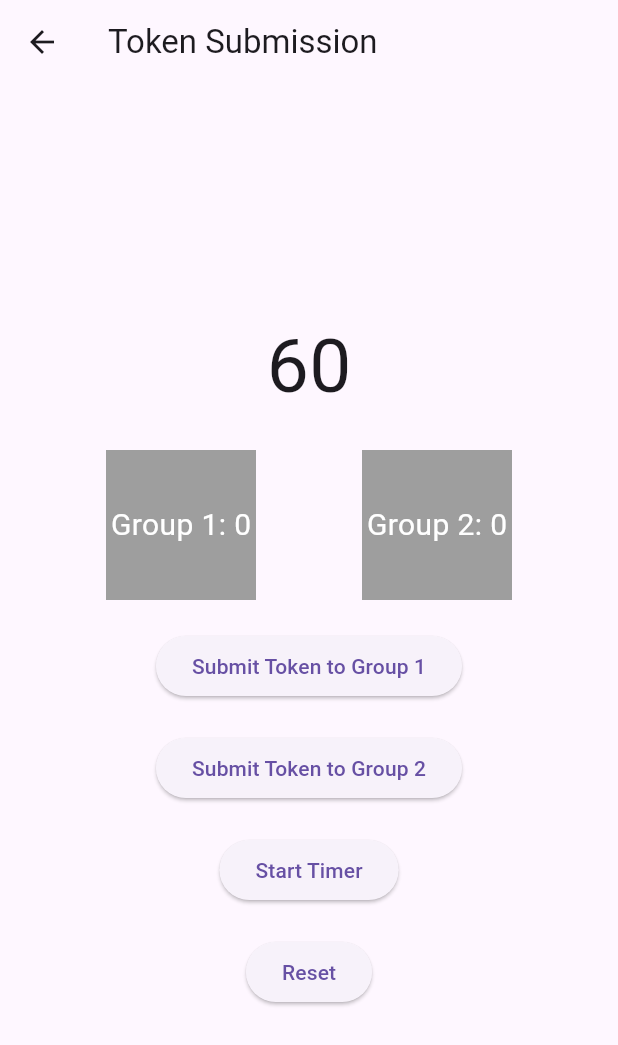
After one commit to shivam2109964/colorPridct, a Flutter app: the TokenSubmissionPage screen opened directly, on a phone screen of 412 x 824 dp. The commit adds this screen. Shown: the top 1045 px of the screen. Run offline on Flutter 3.47's test engine with Material 3 defaults, Android fonts, the phone set to English and light mode, and no system bars; our stand-ins replace shared_preferences; accounts and stored records are empty.

Commit message:
Timer on

```diff
--- /dev/null
+++ b/lib/Services/ColorGameScreen/src/models/colorBackend.dart
@@ -0,0 +1,5 @@
+import 'dart:async';
+
+class ColorPridect {
+
+}
--- /dev/null
+++ b/lib/ayyy.dart
@@ -0,0 +1,143 @@
+import 'dart:async';
+import 'package:flutter/material.dart';
+
+class TokenSubmissionPage extends StatefulWidget {
+  @override
+  _TokenSubmissionPageState createState() => _TokenSubmissionPageState();
+}
+
+class _TokenSubmissionPageState extends State<TokenSubmissionPage> {
+  int group1Tokens = 0;
+  int group2Tokens = 0;
+  bool isTimerRunning = false;
+  int _start = 60;
+  Timer? _timer;
+
+  void startTimer() {
+    const oneSecond = const Duration(seconds: 1);
+    _timer = Timer.periodic(oneSecond, (Timer timer) {
+      if (_start == 0) {
+        setState(() {
+          isTimerRunning = true;
+        });
+       _start = 60;
+      } else {
+        setState(() {
+          _start--;
+        });
+      }
+    });
+  }
+
+  void reset() {
+    setState(() {
+      group1Tokens = 0;
+      group2Tokens = 0;
+      isTimerRunning = false;
+      _start = 60;
+      _timer?.cancel(); // Cancel the timer when reset is pressed
+    });
+  }
+
+  void submitTokenToGroup1() {
+    if (_start > 10) {
+      setState(() {
+        group1Tokens++;
+      });
+    }
+  }
+
+  void submitTokenToGroup2() {
+    if (_start > 10) {
+      setState(() {
+        group2Tokens++;
+      });
+    }
+  }
+
+  @override
+  Widget build(BuildContext context) {
+    return Scaffold(
+      appBar: AppBar(
+        title: Text('Token Submission'),
+      ),
+      body: Center(
+        child: Column(
+          mainAxisAlignment: MainAxisAlignment.center,
+          children: <Widget>[
+            Text(
+              '$_start',
+              style: TextStyle(fontSize: 50),
+            ),
+            SizedBox(height: 20),
+            Row(
+              mainAxisAlignment: MainAxisAlignment.spaceEvenly,
+              children: <Widget>[
+                Container(
+                  width: 100,
+                  height: 100,
+                  color: isTimerRunning && group1Tokens < group2Tokens
+                      ? Colors.green
+                      : Colors.grey,
+                  child: Center(
+                    child: Text(
+                      'Group 1: $group1Tokens',
+                      style: TextStyle(
+                        color: Colors.white,
+                        fontSize: 20,
+                      ),
+                    ),
+                  ),
+                ),
+                Container(
+                  width: 100,
+                  height: 100,
+                  color: isTimerRunning && group2Tokens < group1Tokens
+                      ? Colors.green
+                      : Colors.grey,
+                  child: Center(
+                    child: Text(
+                      'Group 2: $group2Tokens',
+                      style: TextStyle(
+                        color: Colors.white,
+                        fontSize: 20,
+                      ),
+                    ),
+                  ),
+                ),
+              ],
+            ),
+            SizedBox(height: 20),
+            ElevatedButton(
+              onPressed: () {
+                submitTokenToGroup1();
+              },
+              child: Text('Submit Token to Group 1'),
+            ),
+            SizedBox(height: 20),
+            ElevatedButton(
+              onPressed: () {
+                submitTokenToGroup2();
+              },
+              child: Text('Submit Token to Group 2'),
+            ),
+            SizedBox(height: 20),
+            ElevatedButton(
+              onPressed: () {
+                startTimer();
+              },
+              child: Text('Start Timer'),
+            ),
+            SizedBox(height: 20),
+            ElevatedButton(
+              onPressed: () {
+                reset();
+              },
+              child: Text('Reset'),
+            ),
+          ],
+        ),
+      ),
+    );
+  }
+}
--- a/lib/main.dart
+++ b/lib/main.dart
@@ -1,6 +1,5 @@
 import 'package:flutter/material.dart';
 import 'package:strive/Services/SignIN%20-%202/src/screen/SignIn.dart';
-
 
 
 void main() => runApp(MyApp());
@@ -10,7 +9,7 @@ class MyApp extends StatelessWidget {
 
   @override
   Widget build(BuildContext context) {
-    return  const MaterialApp(
+    return const MaterialApp(
       debugShowCheckedModeBanner: false,
       home: SignIn(),
     );
```
Also changed, not shown: lib/Services/ColorGameScreen/src/screen/ColorGameScreen.dart (+69 -7 lines), pubspec.yaml (+11 -10 lines), pubspec.lock, 1 other file.
